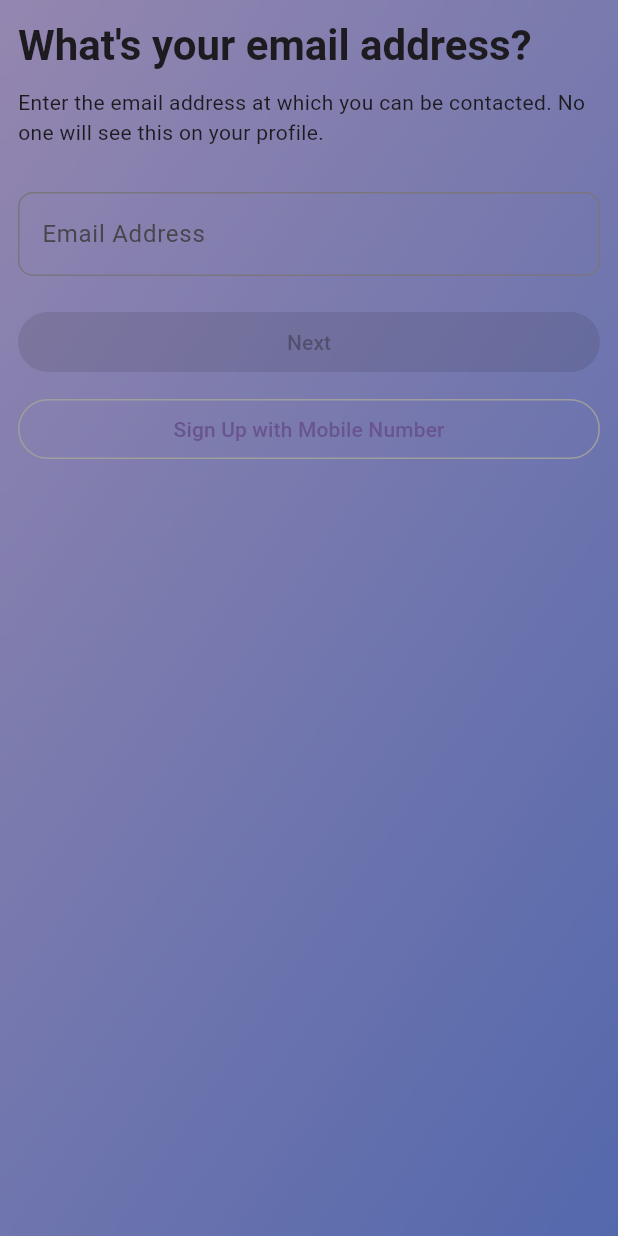
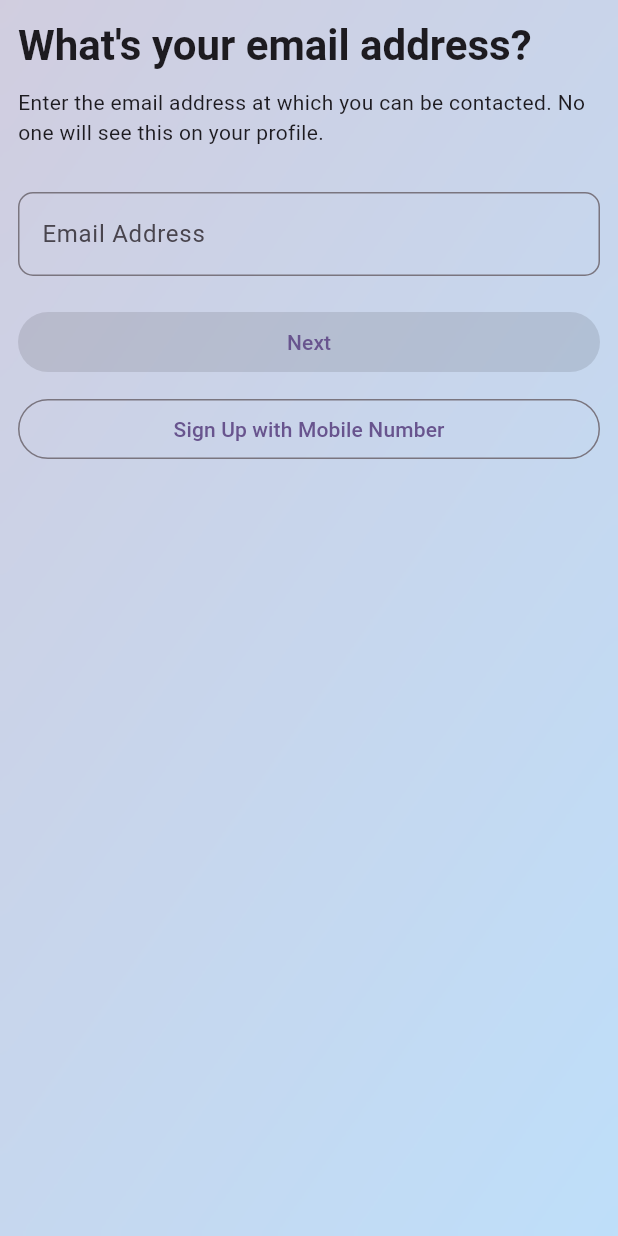
Before and after one commit to CLEMENTMOLEKO/InstagramClone, a Flutter app: the screen it shows after launch, on a phone screen of 412 x 824 dp. Run offline on Flutter 3.47's test engine with Material 3 defaults, Android fonts, the phone set to English and light mode, and no system bars; our stand-ins replace auto_route, bloc, cloud_firestore, dartz, equatable, firebase_auth and 8 more; missing offline and left inert: mailer; accounts and stored records are empty.

Commit message:
theme based gradient view.

```diff
--- a/instagram_clone_presentation/lib/app_themes.dart
+++ b/instagram_clone_presentation/lib/app_themes.dart
@@ -9,6 +9,7 @@ class InstagramCloneThemes {
       snackBarTheme: const SnackBarThemeData(
         behavior: SnackBarBehavior.floating,
       ),
+      scaffoldBackgroundColor: Colors.white,
     );
   }
 
@@ -21,6 +22,7 @@ class InstagramCloneThemes {
       snackBarTheme: const SnackBarThemeData(
         behavior: SnackBarBehavior.floating,
       ),
+      scaffoldBackgroundColor: Colors.grey[900],
     );
   }
 }
--- a/instagram_clone_presentation/lib/common/widgets/gradient_view.dart
+++ b/instagram_clone_presentation/lib/common/widgets/gradient_view.dart
@@ -13,14 +13,18 @@ class GradientView extends StatelessWidget {
         gradient: LinearGradient(
             begin: Alignment.topLeft,
             end: Alignment.bottomRight,
-            colors: [Theme.of(context).colorScheme.onPrimary, Colors.blue],
-            stops: const [.05, .95],
+            colors: [
+              Theme.of(context).colorScheme.primary,
+              // Theme.of(context).colorScheme.primary,
+              Colors.blue,
+            ],
+            tileMode: TileMode.decal,
             transform: const GradientRotation(-.5)),
       ),
       child: BackdropFilter(
         filter: ImageFilter.blur(sigmaX: 5, sigmaY: 5),
         child: Container(
-          color: Theme.of(context).primaryColor.withOpacity(.7),
+          color: Theme.of(context).scaffoldBackgroundColor.withOpacity(.7),
           child: child,
         ),
       ),
```
Also changed, not shown: instagram_clone_presentation/lib/common/widgets/form_field_view.dart (+7 -2 lines).
